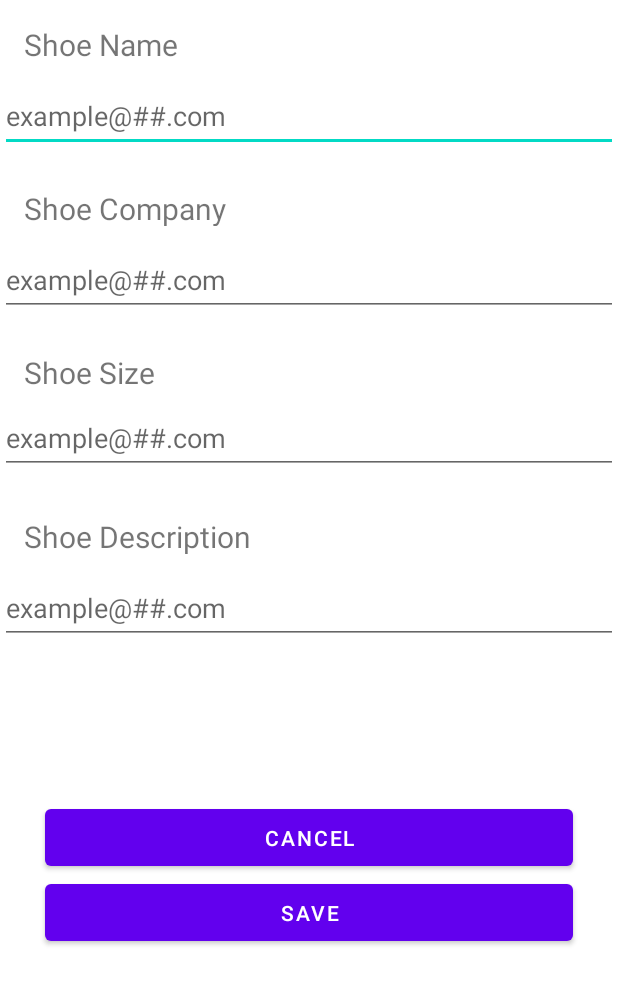
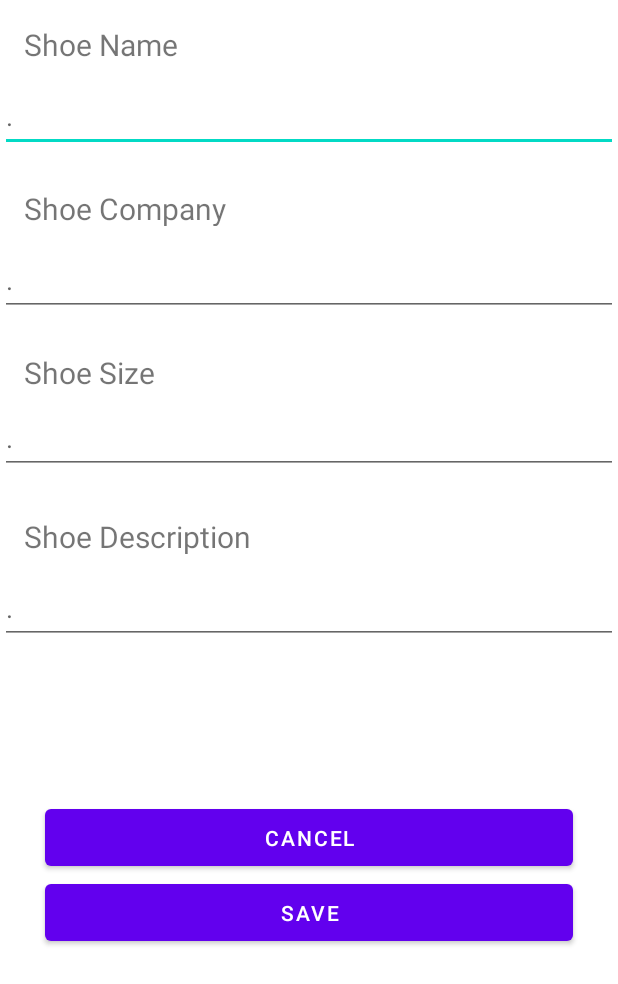
Before and after one commit to fares-atiaw/ShoeStore, an Android app: the layout f_shoe_detail.xml on its own in the app's theme, with its tools: preview values and no code run, on a phone screen of 412 x 824 dp. Shown: the top 984 px of the screen. Run offline under Robolectric (Android 15) with nearby library versions, the phone set to English and light mode, and no system bars.

```diff
--- a/app/src/main/java/com/example/shoestore_starter/ui/fragments/F_Shoe_List.kt
+++ b/app/src/main/java/com/example/shoestore_starter/ui/fragments/F_Shoe_List.kt
@@ -38,7 +38,7 @@ class F_Shoe_List : Fragment() {
 //                view.findViewById<TextView>(R.id.tv_description).append(viewModel.single_shoe.value?.description)
                 view.findViewById<TextView>(R.id.tv_name).append(viewModel.single_name.value)
                 view.findViewById<TextView>(R.id.tv_Company).append(viewModel.single_company.value)
-                view.findViewById<TextView>(R.id.tv_size).append(viewModel.single_size.value?.toString())
+                view.findViewById<TextView>(R.id.tv_size).append(viewModel.single_size.value?.toString() ?:" Not set yet")
                 view.findViewById<TextView>(R.id.tv_description).append(viewModel.single_description.value)
                 binding.llList.addView(view)
         }
--- a/app/src/main/res/layout/f_shoe_detail.xml
+++ b/app/src/main/res/layout/f_shoe_detail.xml
@@ -39,9 +39,10 @@
                 android:layout_width="0dp"
                 android:layout_height="wrap_content"
                 android:layout_marginTop="12dp"
-                android:hint="@string/example_com"
+                android:hint="."
+                android:inputType="textCapWords"
                 android:text="@{x.single_name}"
-                android:inputType="textEmailAddress"
+                android:afterTextChanged="@{x.updateName}"
                 android:minHeight="48dp"
                 android:selectAllOnFocus="true"
                 app:layout_constraintEnd_toEndOf="parent"
@@ -65,9 +66,10 @@
                 android:layout_width="0dp"
                 android:layout_height="wrap_content"
                 android:layout_marginTop="12dp"
-                android:hint="@string/example_com"
-                android:text="@={x.single_company}"
-                android:inputType="textEmailAddress"
+                android:hint="."
+                android:inputType="textCapWords"
+                android:text="@{x.single_company}"
+                android:afterTextChanged="@{x.updateCompany}"
                 android:minHeight="48dp"
                 android:selectAllOnFocus="true"
                 app:layout_constraintEnd_toEndOf="parent"
@@ -91,9 +93,10 @@
                 android:layout_width="0dp"
                 android:layout_height="wrap_content"
                 android:layout_marginTop="8dp"
-                android:hint="@string/example_com"
-                android:text="@={x.single_size+``}"
+                android:hint="."
                 android:inputType="number"
+                android:text="@{x.single_size+``}"
+                android:afterTextChanged="@{x.updateSize}"
                 android:minHeight="48dp"
                 app:layout_constraintEnd_toEndOf="parent"
                 app:layout_constraintStart_toStartOf="parent"
@@ -115,9 +118,10 @@
                 android:layout_width="0dp"
                 android:layout_height="wrap_content"
                 android:layout_marginTop="12dp"
-                android:hint="@string/example_com"
-                android:text="@={x.single_description}"
-                android:inputType="textEmailAddress"
+                android:hint="."
+                android:inputType="textMultiLine"
+                android:text="@{x.single_description}"
+                android:afterTextChanged="@{x.updateDescription}"
                 android:minHeight="48dp"
                 android:selectAllOnFocus="true"
                 app:layout_constraintEnd_toEndOf="parent"
```
Also changed, not shown: app/src/main/java/com/example/shoestore_starter/viewmodels/VM_Shoe.kt (+24 -6 lines).
